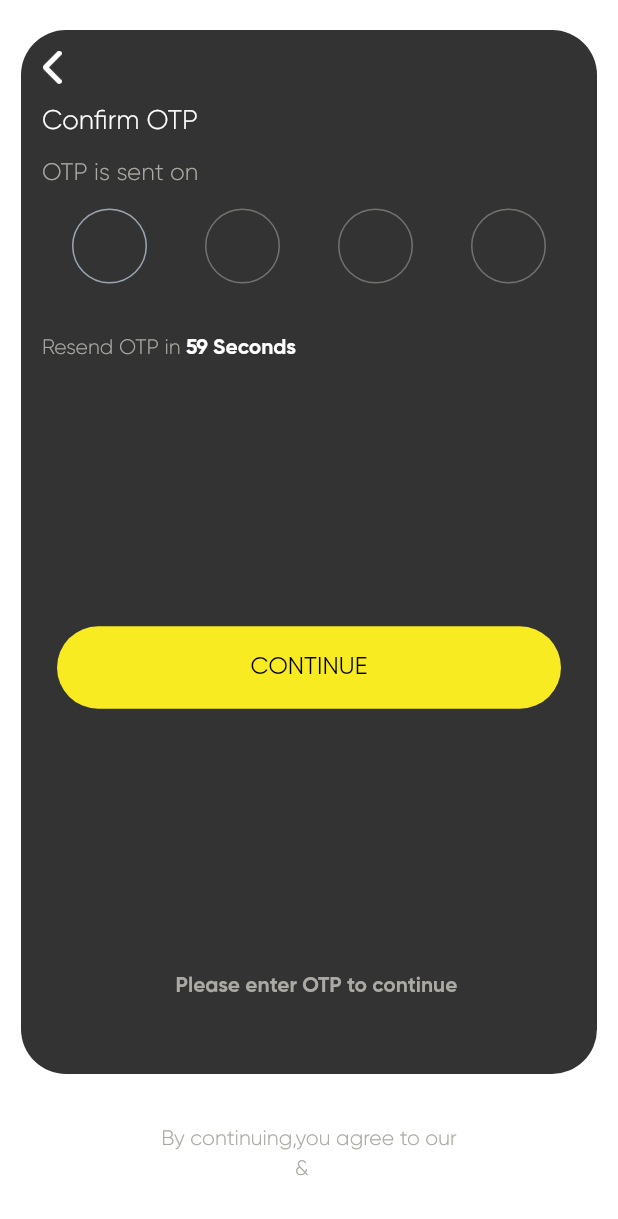
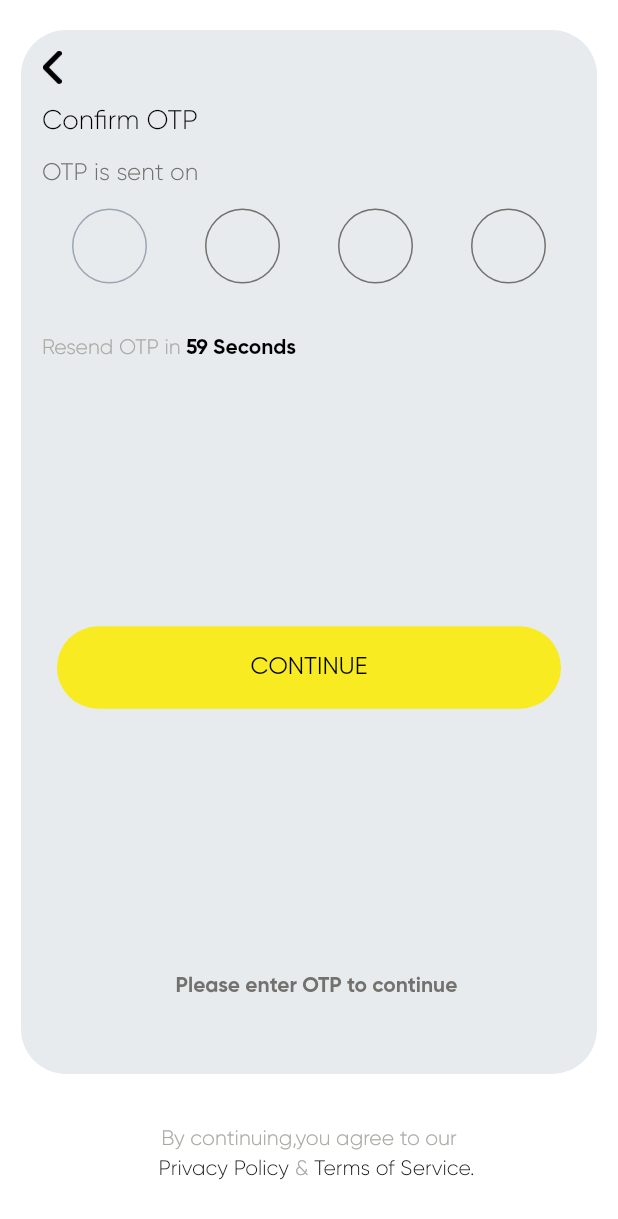
Before and after one commit to jaycoronation/jsp_connect, a Flutter app: the VerifyOtpScreen screen opened directly with empty values, on a phone screen of 412 x 824 dp. Shown: the top 1219 px of the screen. Run offline on Flutter 3.47's test engine with Material 2 defaults, Android fonts, the phone set to English and light mode, and no system bars; drawn by our look-alikes of pin_code_fields; our stand-ins replace cached_network_image, chewie, connectivity_plus, firebase_core, firebase_messaging, flutter_local_notifications and 12 more; missing offline and left inert: auto_orientation, pretty_http_logger, restart_app; accounts and stored records are empty; statements that could not run were skipped.

```diff
--- a/lib/screen/VerifyOtpScreen.dart
+++ b/lib/screen/VerifyOtpScreen.dart
@@ -149,7 +149,7 @@ class _VerifyOtpScreen extends BaseState<VerifyOtpScreen> {
                       Expanded(
                         child: Card(
                           margin: const EdgeInsets.only(left: 14, right: 14, bottom: 20, top: 20),
-                          color: lightblack,
+                          color: grayNew,
                           clipBehavior: Clip.antiAliasWithSaveLayer,
                           elevation: 0,
                           shape: RoundedRectangleBorder(
@@ -170,6 +170,7 @@ class _VerifyOtpScreen extends BaseState<VerifyOtpScreen> {
                                           "assets/images/ic_back_button.png",
                                           height: 22,
                                           width: 22,
+                                          color: black,
                                         ))),
                               ),
                               Container(
@@ -177,7 +178,7 @@ class _VerifyOtpScreen extends BaseState<VerifyOtpScreen> {
                                   margin: const EdgeInsets.only(top: 14, left: 14),
                                   child:  Text(
                                     "Confirm OTP",
-                                    style: TextStyle(color: white, fontSize: 18, fontWeight: FontWeight.w100, fontFamily: slik),
+                                    style: TextStyle(color: black, fontSize: 18, fontWeight: FontWeight.w100, fontFamily: slik),
                                   )),
                               Container(
                                 alignment: Alignment.topLeft,
@@ -188,11 +189,11 @@ class _VerifyOtpScreen extends BaseState<VerifyOtpScreen> {
                                     children: [
                                       const TextSpan(
                                         text: 'OTP is sent on',
-                                        style: TextStyle(fontSize: 16, color: text_light, fontWeight: FontWeight.w100, fontFamily: aileron),
+                                        style: TextStyle(fontSize: 16, color: text_dark, fontWeight: FontWeight.w100, fontFamily: aileron),
                                       ),
                                       TextSpan(
                                         text: " ${(widget as VerifyOtpScreen).ContactNumber}",
-                                        style: TextStyle(fontSize: 16, color: white, fontWeight: FontWeight.w600, fontFamily: aileron),
+                                        style: TextStyle(fontSize: 16, color: black, fontWeight: FontWeight.w600, fontFamily: aileron),
                                       ),
                                     ],
                                   ),
@@ -210,7 +211,7 @@ class _VerifyOtpScreen extends BaseState<VerifyOtpScreen> {
                                     color: black,
                                     fontWeight: FontWeight.bold,
                                   ),
-                                  textStyle: TextStyle(fontFamily: aileron, fontWeight: FontWeight.w600, color: white),
+                                  textStyle: TextStyle(fontFamily: aileron, fontWeight: FontWeight.w600, color: black),
                                   length: 4,
                                   autoFocus: true,
                                   obscureText: false,
@@ -222,7 +223,7 @@ class _VerifyOtpScreen extends BaseState<VerifyOtpScreen> {
                                     borderWidth: 1,
                                     fieldHeight: 50,
                                     fieldWidth: 50,
-                                    activeColor: white,
+                                    activeColor: black,
                                     selectedColor: lightGray,
                                     disabledColor: text_dark,
                                     inactiveColor: text_dark,
@@ -230,7 +231,7 @@ class _VerifyOtpScreen extends BaseState<VerifyOtpScreen> {
                                     selectedFillColor: Colors.transparent,
                                     inactiveFillColor: Colors.transparent,
                                   ),
-                                  cursorColor: white,
+                                  cursorColor: black,
                                   animationDuration: const Duration(milliseconds: 300),
                                   enableActiveFill: true,
                                   keyboardType: TextInputType.number,
@@ -270,14 +271,15 @@ class _VerifyOtpScreen extends BaseState<VerifyOtpScreen> {
                                       ),
                                       TextSpan(
                                         text: " $_start Seconds",
-                                        style: TextStyle(fontSize: 14, color: white, fontWeight: FontWeight.w600, fontFamily: aileron),
+                                        style: TextStyle(fontSize: 14, color: black, fontWeight: FontWeight.w600, fontFamily: aileron),
                                       ),
                                     ],
                                   ),
                                 ),
                               ) : Container(),
                               const Spacer(),
-                              visibilityResend ? Container(
+                              visibilityResend
+                                  ? Container(
                                 height: 55,
                                 margin: const EdgeInsets.only(bottom: 20, left: 24, right: 24, top: 24),
                                 width: MediaQuery.of(context).size.width,
@@ -305,7 +307,8 @@ class _VerifyOtpScreen extends BaseState<VerifyOtpScreen> {
                                   },
                                   child:  Text("Resend OTP", style: TextStyle(fontWeight: FontWeight.w400, fontFamily: slik, fontSize: 16, color: black)),
                                 ),
-                              ): Container(
+                              )
+                                  : Container(
                                 height: 55,
                                 margin: const EdgeInsets.only(bottom: 20, left: 24, right: 24, top: 24),
                                 width: MediaQuery.of(context).size.width,
@@ -339,9 +342,9 @@ class _VerifyOtpScreen extends BaseState<VerifyOtpScreen> {
                               Container(
                                   alignment: Alignment.bottomCenter,
                                   margin: const EdgeInsets.only(left: 10, top: 14,bottom: 50),
-                                  child:  Text(
+                                  child: const Text(
                                     "Please enter OTP to continue",
-                                    style: TextStyle(color: text_light, fontSize: 14, fontWeight: FontWeight.w600, fontFamily: aileron),
+                                    style: const TextStyle(color: text_dark, fontSize: 14, fontWeight: FontWeight.w600, fontFamily: aileron),
                                   )),
                             ],
                           ),
@@ -351,10 +354,10 @@ class _VerifyOtpScreen extends BaseState<VerifyOtpScreen> {
                       Container(
                         margin: const EdgeInsets.only(top: 14),
                         alignment: Alignment.center,
-                        child:  Text(
+                        child:  const Text(
                           "By continuing,you agree to our ",
                           textAlign: TextAlign.center,
-                          style: TextStyle(fontFamily: aileron, color: text_light, fontSize: 14, fontWeight: FontWeight.w200),
+                          style: const TextStyle(fontFamily: aileron, color: text_light, fontSize: 14, fontWeight: FontWeight.w200),
                         ),
                       ),
                       Container(
@@ -366,15 +369,15 @@ class _VerifyOtpScreen extends BaseState<VerifyOtpScreen> {
                             children:  [
                               TextSpan(
                                 text: 'Privacy Policy',
-                                style: TextStyle(fontSize: 14, color: white, fontWeight: FontWeight.w200, fontFamily: aileron),
+                                style: TextStyle(fontSize: 14, color: black, fontWeight: FontWeight.w200, fontFamily: aileron),
                               ),
-                              TextSpan(
-                                text: "&",
+                              const TextSpan(
+                                text: " & ",
                                 style: TextStyle(fontSize: 14, color: text_light, fontWeight: FontWeight.w200, fontFamily: aileron),
                               ),
                               TextSpan(
                                 text: "Terms of Service.",
-                                style: TextStyle(fontSize: 14, color: white, fontWeight: FontWeight.w200, fontFamily: aileron),
+                                style: TextStyle(fontSize: 14, color: black, fontWeight: FontWeight.w200, fontFamily: aileron),
                               ),
                             ],
                           ),
```
Also changed, not shown: lib/screen/LoginScreen.dart (+11 -10 lines), lib/screen/NavigationDrawerScreen.dart (+8 -6 lines).
